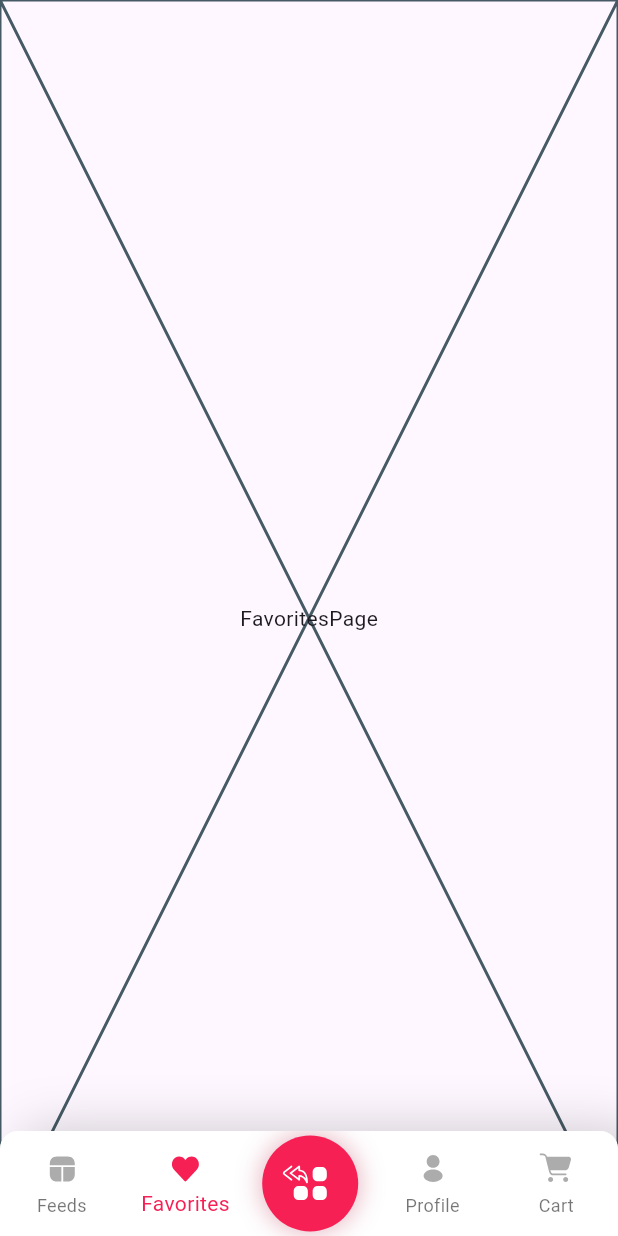
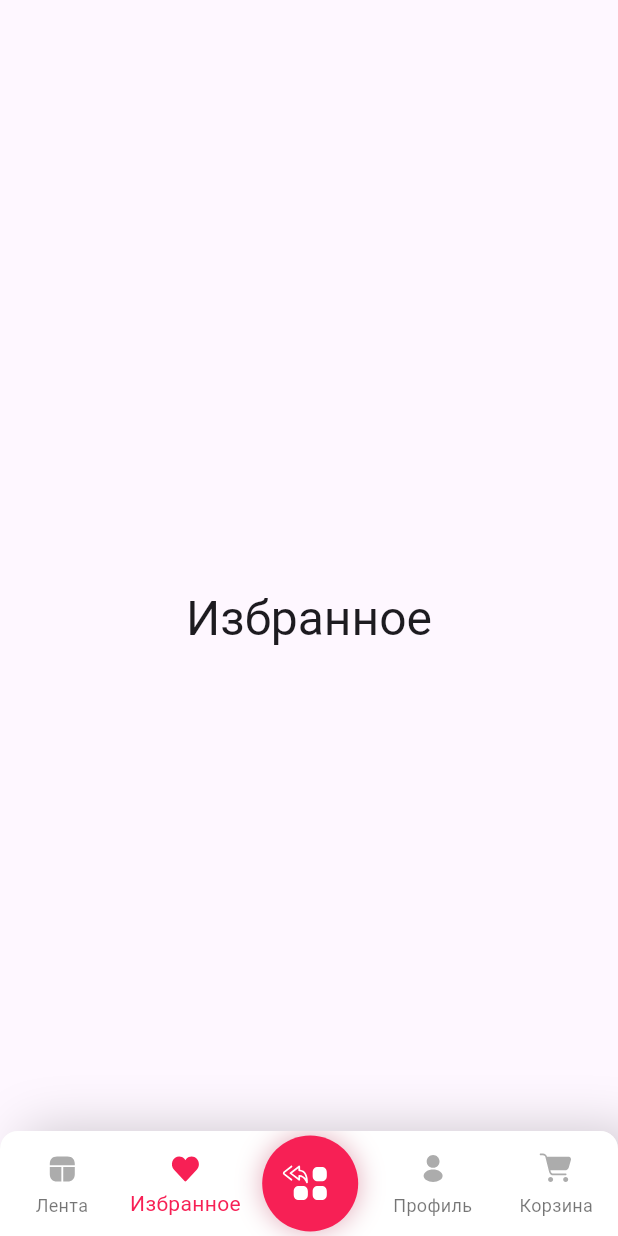
Before and after one commit to sultanmyrza/malina-consumer-app, a Flutter app: the screen it shows after launch, item 2 of the bottom bar chosen, on a phone screen of 412 x 824 dp. Run offline on Flutter 3.47's test engine with Material 3 defaults, Android fonts, the phone set to English and light mode, and no system bars; our stand-ins replace flutter_svg, rxdart; missing offline and left inert: mobile_scanner.

Commit message:
WIP: clean up text to match design

```diff
--- a/lib/features/home/home_page.dart
+++ b/lib/features/home/home_page.dart
@@ -143,12 +143,12 @@ class _HomePageState extends State<HomePage> {
                         BottomNavigationBarItem(
                           icon: MalinaIcon(MalinIcons.feed),
                           activeIcon: MalinaIcon(MalinIcons.feedActive),
-                          label: 'Feeds',
+                          label: 'Лента',
                         ),
                         BottomNavigationBarItem(
                           activeIcon: MalinaIcon(MalinIcons.favoirteActive),
                           icon: MalinaIcon(MalinIcons.favoirte),
-                          label: 'Favorites',
+                          label: 'Избранное',
                         ),
                         BottomNavigationBarItem(
                           activeIcon: MalinaIconWrapper(
@@ -162,12 +162,12 @@ class _HomePageState extends State<HomePage> {
                         BottomNavigationBarItem(
                           activeIcon: MalinaIcon(MalinIcons.profileActive),
                           icon: MalinaIcon(MalinIcons.profile),
-                          label: 'Profile',
+                          label: 'Профиль',
                         ),
                         BottomNavigationBarItem(
                           activeIcon: MalinaIcon(MalinIcons.cartActive),
                           icon: MalinaIcon(MalinIcons.cart),
-                          label: 'Cart',
+                          label: 'Корзина',
                         ),
                       ],
                       type: BottomNavigationBarType.fixed,
--- a/lib/features/home/home_tab/cart/sub_carts/goods_cart/goods_cart_page.dart
+++ b/lib/features/home/home_tab/cart/sub_carts/goods_cart/goods_cart_page.dart
@@ -17,7 +17,11 @@ class GoodsCartPage extends StatelessWidget {
         goBack: goBack,
         onClear: () => print("Clear action triggered"),
       ),
-      body: const Center(child: Text("GoodsCartPage")),
+      body: Center(
+          child: Text(
+        "Товары",
+        style: Theme.of(context).textTheme.headlineLarge,
+      )),
     );
     ;
   }
--- a/lib/features/home/home_tab/favorites/favorites_page.dart
+++ b/lib/features/home/home_tab/favorites/favorites_page.dart
@@ -5,8 +5,11 @@ class FavoritesPage extends StatelessWidget {
 
   @override
   Widget build(BuildContext context) {
-    return const Placeholder(
-      child: Center(child: Text("FavoritesPage")),
+    return Center(
+      child: Text(
+        "Избранное",
+        style: Theme.of(context).textTheme.headlineLarge,
+      ),
     );
   }
 }
```
Also changed, not shown: lib/features/home/home_tab/cart/sub_carts/food_cart/food_cart_page.dart (+6 -1 lines), lib/features/home/home_tab/feeds/feeds_page.dart (+5 -2 lines), lib/features/home/home_tab/profile/profile_page.dart (+5 -2 lines).
